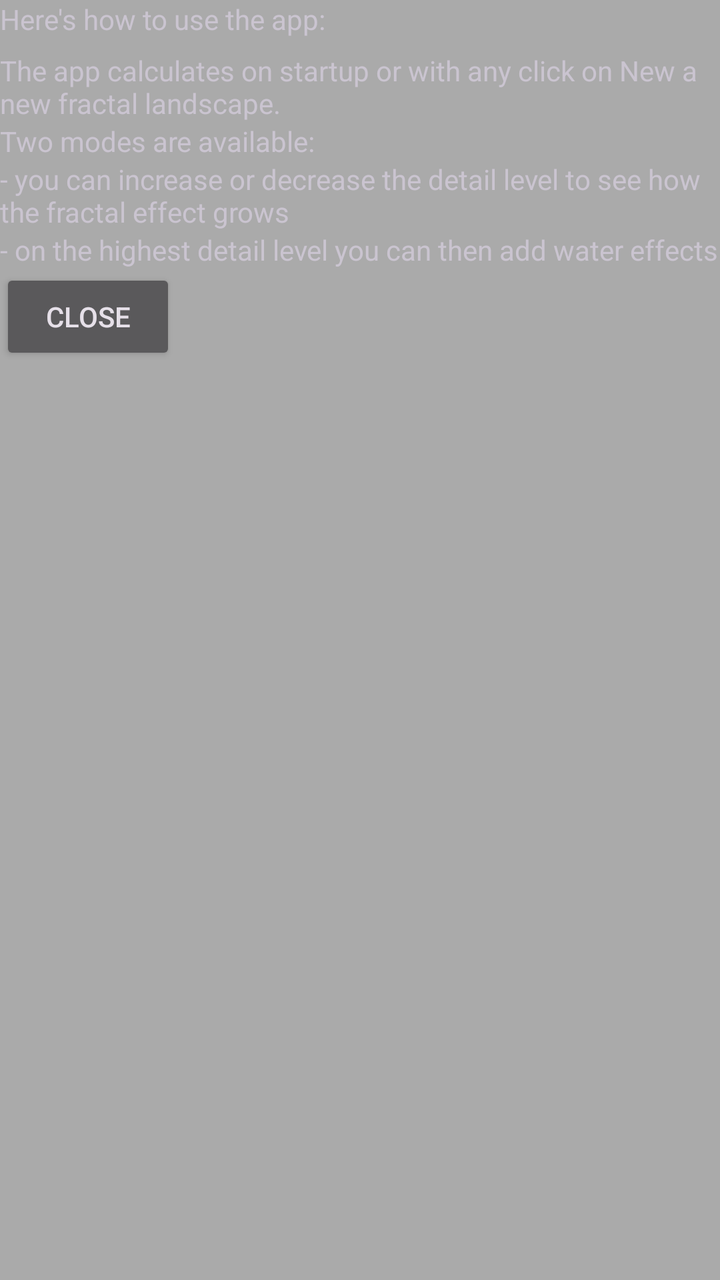
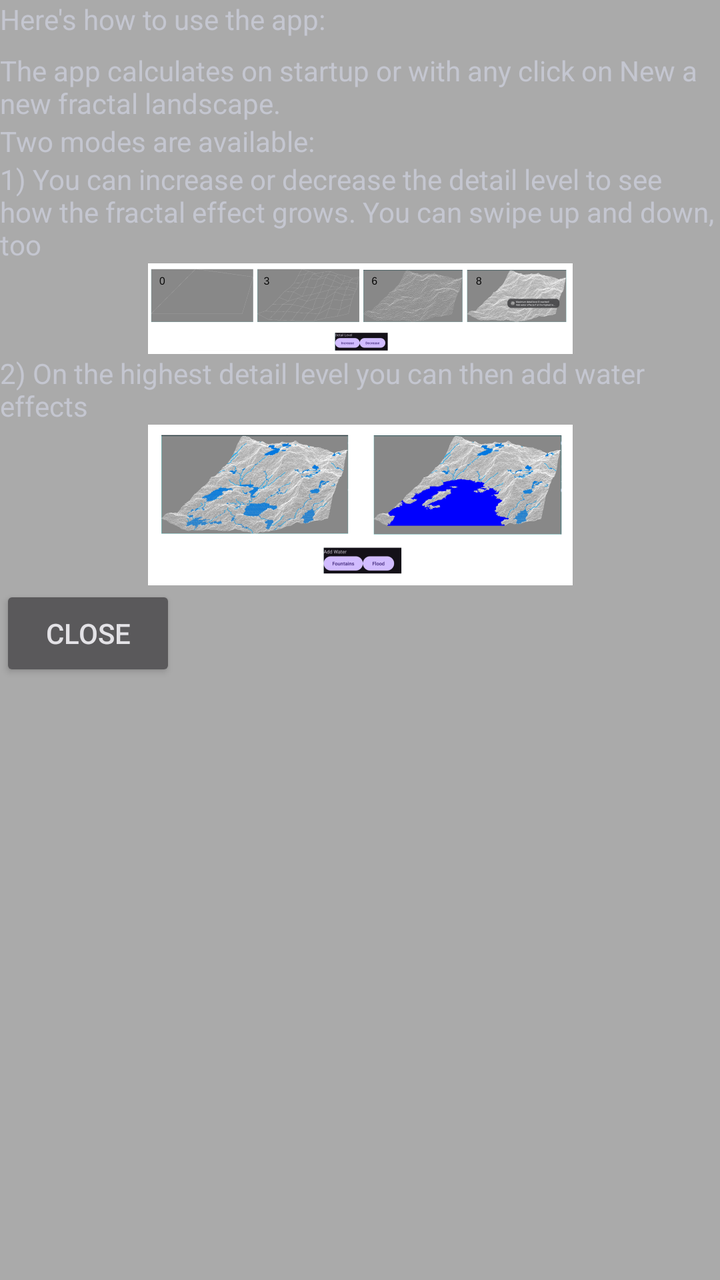

Compare the two renders of this Android layout. The source of the first and the diff that turns it into the second are given below.
<!-- AndroidManifest.xml: application theme Theme.Landscape3D -->
<!-- res/layout/howtopopup.xml -->
<?xml version="1.0" encoding="utf-8"?>
<RelativeLayout xmlns:android="http://schemas.android.com/apk/res/android"
    android:id="@+id/howto_popup_layout"
    android:layout_width="match_parent"
    android:layout_height="match_parent"
    android:layout_alignParentStart="true"
    android:layout_alignParentTop="true"
    android:background="@android:color/darker_gray">

    <LinearLayout
        android:layout_width="wrap_content"
        android:layout_height="wrap_content"
        android:orientation="vertical">

        <TextView
            android:id="@+id/howto_popup_txt1"
            android:layout_width="wrap_content"
            android:layout_height="wrap_content"
            android:text="@string/howto_popup_txt1" />

        <Space
            android:id="@+id/howto_popup_space1"
            android:layout_width="wrap_content"
            android:layout_height="20px" />

        <TextView
            android:id="@+id/howto_popup_intro_txt1"
            android:layout_width="wrap_content"
            android:layout_height="wrap_content"
            android:text="@string/howto_popup_intro1" />

        <TextView
            android:id="@+id/howto_popup_intro_txt2"
            android:layout_width="wrap_content"
            android:layout_height="wrap_content"
            android:text="@string/howto_popup_intro2" />

        <TextView
            android:id="@+id/howto_popup_intro_txt3"
            android:layout_width="wrap_content"
            android:layout_height="wrap_content"
            android:text="@string/howto_popup_intro3" />

        <TextView
            android:id="@+id/howto_popup_intro_txt4"
            android:layout_width="wrap_content"
            android:layout_height="wrap_content"
            android:text="@string/howto_popup_intro4" />

        <Button
            android:id="@+id/howto_popup_close_btn1"
            android:layout_width="wrap_content"
            android:layout_height="wrap_content"
            android:text="@string/about_popup_close_btn" />
    </LinearLayout>
</RelativeLayout>
<!-- resources referenced by this layout -->
<resources>
  <string name="about_popup_close_btn">Close</string>
  <string name="howto_popup_intro1">The app calculates on startup or with any click on New a new fractal landscape.</string>
  <string name="howto_popup_intro2">Two modes are available:</string>
  <string name="howto_popup_intro3">- you can increase or decrease the detail level to see how the fractal effect grows</string>
  <string name="howto_popup_intro4">- on the highest detail level you can then add water effects</string>
  <string name="howto_popup_txt1">Here\'s how to use the app:</string>
  <style name="Theme.Landscape3D" parent="Base.Theme.Landscape3D" />
  <style name="Base.Theme.Landscape3D" parent="Theme.Material3.Dark.NoActionBar">
          
          
          
          
          
          
      </style>
</resources>

<!-- the commit's change to res/layout/howtopopup.xml (unified diff, before → after) -->
@@ -1,8 +1,9 @@
 <?xml version="1.0" encoding="utf-8"?>
 <RelativeLayout xmlns:android="http://schemas.android.com/apk/res/android"
+    xmlns:app="http://schemas.android.com/apk/res-auto"
     android:id="@+id/howto_popup_layout"
-    android:layout_width="match_parent"
-    android:layout_height="match_parent"
+    android:layout_width="wrap_content"
+    android:layout_height="wrap_content"
     android:layout_alignParentStart="true"
     android:layout_alignParentTop="true"
     android:background="@android:color/darker_gray">
@@ -41,11 +42,23 @@
             android:layout_height="wrap_content"
             android:text="@string/howto_popup_intro3" />
 
+        <androidx.appcompat.widget.AppCompatImageView
+            android:id="@+id/img_detaillevel"
+            android:layout_width="match_parent"
+            android:layout_height="wrap_content"
+            app:srcCompat="@drawable/img_details_s" />
+
         <TextView
             android:id="@+id/howto_popup_intro_txt4"
             android:layout_width="wrap_content"
             android:layout_height="wrap_content"
             android:text="@string/howto_popup_intro4" />
+
+        <androidx.appcompat.widget.AppCompatImageView
+            android:id="@+id/img_watereffects"
+            android:layout_width="match_parent"
+            android:layout_height="wrap_content"
+            app:srcCompat="@drawable/img_waters_s" />
 
         <Button
             android:id="@+id/howto_popup_close_btn1"
<!-- resource entries referenced after the edit -->
@@ -1,13 +1,15 @@
 <!-- resources referenced by this layout -->
 <resources>
+  <!-- drawable img_details_s: png bitmap (drawable-nodpi, 39144 bytes) -->
+  <!-- drawable img_waters_s: png bitmap (drawable-nodpi, 103140 bytes) -->
   <string name="about_popup_close_btn">Close</string>
   <string name="howto_popup_intro1">The app calculates on startup or with any click on New a new fractal landscape.</string>
   <string name="howto_popup_intro2">Two modes are available:</string>
-  <string name="howto_popup_intro3">- you can increase or decrease the detail level to see how the fractal effect grows</string>
-  <string name="howto_popup_intro4">- on the highest detail level you can then add water effects</string>
+  <string name="howto_popup_intro3">1) You can increase or decrease the detail level to see how the fractal effect grows. You can swipe up and down, too</string>
+  <string name="howto_popup_intro4">2) On the highest detail level you can then add water effects</string>
   <string name="howto_popup_txt1">Here\'s how to use the app:</string>
   <style name="Theme.Landscape3D" parent="Base.Theme.Landscape3D" />
-  <style name="Base.Theme.Landscape3D" parent="Theme.Material3.Dark.NoActionBar">
+  <style name="Base.Theme.Landscape3D" parent="Theme.Material3.DynamicColors.Dark.NoActionBar">
           
           
           
